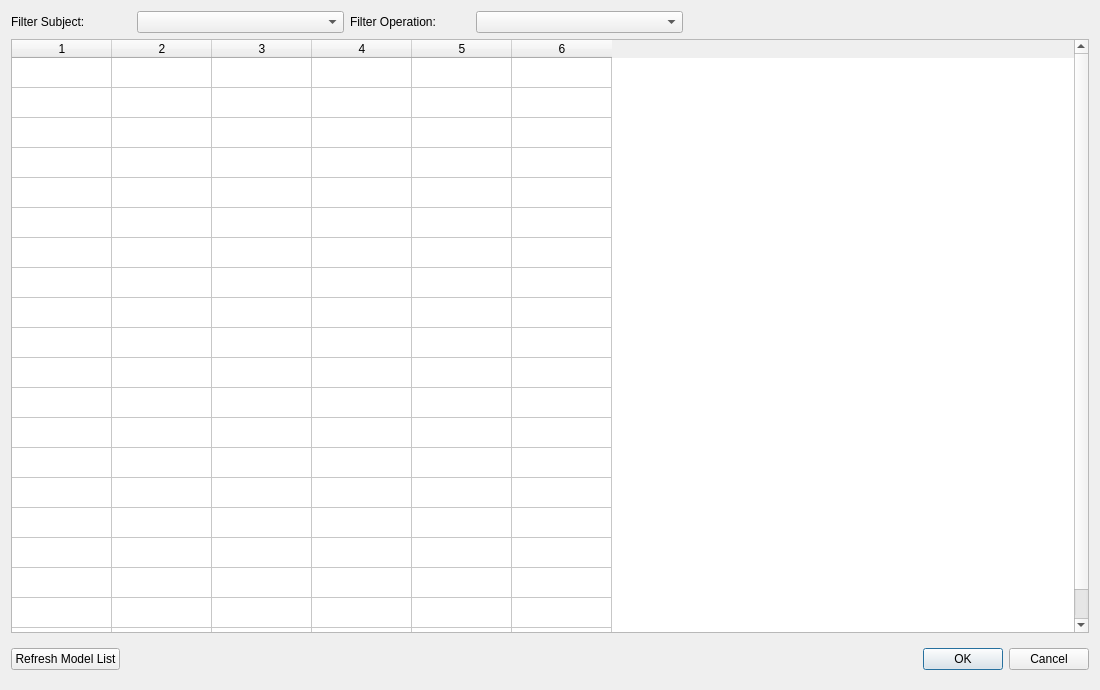
gkyle/enhance, file src/enhance/ui/dialog_model_manager.ui: the form before one commit.
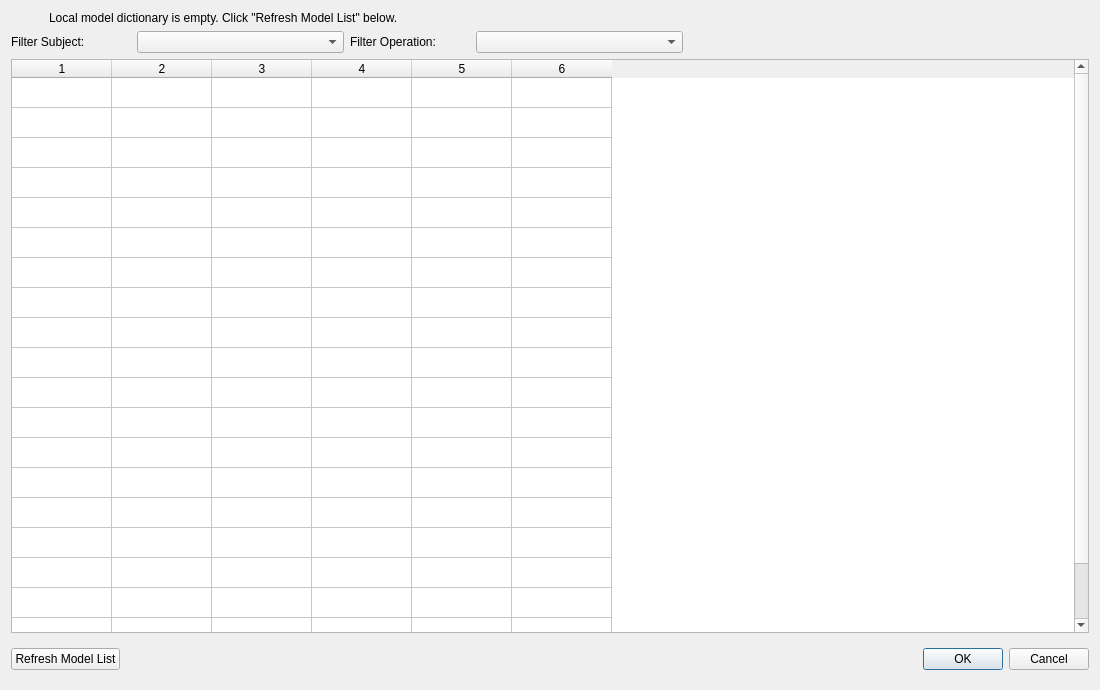
The form after the commit. Icons and pictures are not drawn.

Patch:
```diff
--- a/src/enhance/ui/dialog_model_manager.ui
+++ b/src/enhance/ui/dialog_model_manager.ui
@@ -26,6 +26,53 @@
    <string>Model Manager</string>
   </property>
   <layout class="QVBoxLayout" name="verticalLayout_2">
+   <item>
+    <widget class="QFrame" name="frame_nomodels">
+     <property name="frameShape">
+      <enum>QFrame::NoFrame</enum>
+     </property>
+     <property name="frameShadow">
+      <enum>QFrame::Raised</enum>
+     </property>
+     <layout class="QHBoxLayout" name="horizontalLayout_6">
+      <property name="leftMargin">
+       <number>0</number>
+      </property>
+      <property name="topMargin">
+       <number>0</number>
+      </property>
+      <property name="rightMargin">
+       <number>0</number>
+      </property>
+      <property name="bottomMargin">
+       <number>0</number>
+      </property>
+      <item>
+       <widget class="QLabel" name="label_3">
+        <property name="maximumSize">
+         <size>
+          <width>32</width>
+          <height>32</height>
+         </size>
+        </property>
+        <property name="text">
+         <string/>
+        </property>
+        <property name="pixmap">
+         <pixmap resource="icons.qrc">:/icons32/alert-circle.svg</pixmap>
+        </property>
+       </widget>
+      </item>
+      <item>
+       <widget class="QLabel" name="label_4">
+        <property name="text">
+         <string>Local model dictionary is empty. Click &quot;Refresh Model List&quot; below.</string>
+        </property>
+       </widget>
+      </item>
+     </layout>
+    </widget>
+   </item>
    <item>
     <widget class="QFrame" name="frame">
      <property name="frameShape">
```
Left out of the diff: 13 changed lines with no effect on the pictures.
